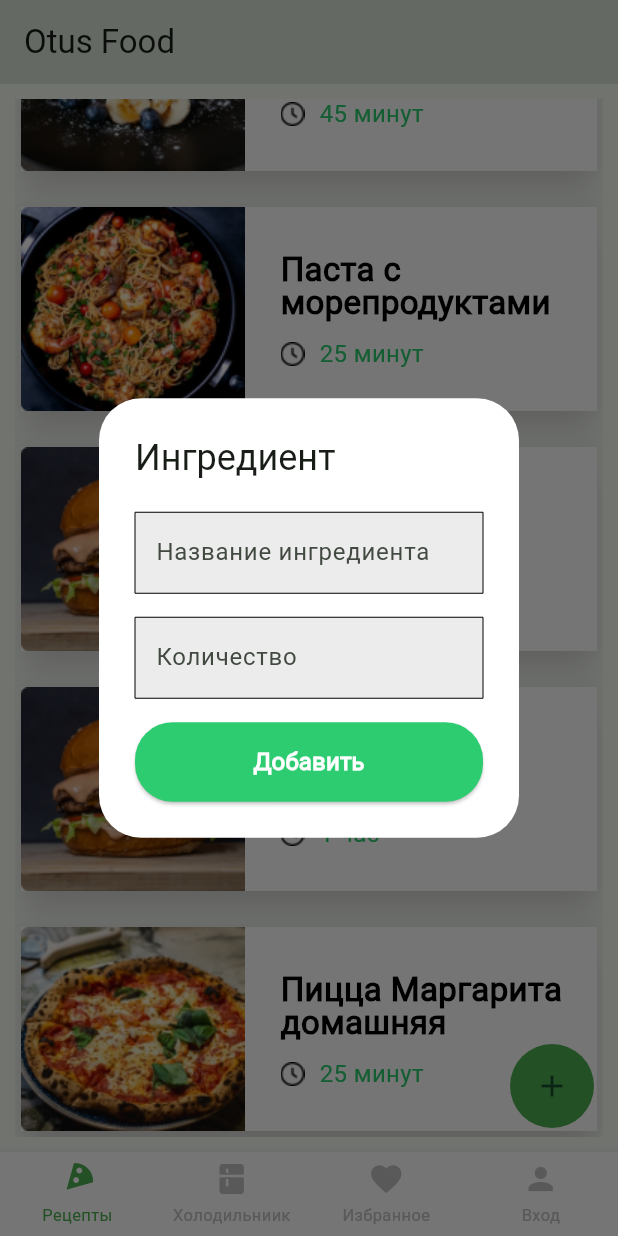
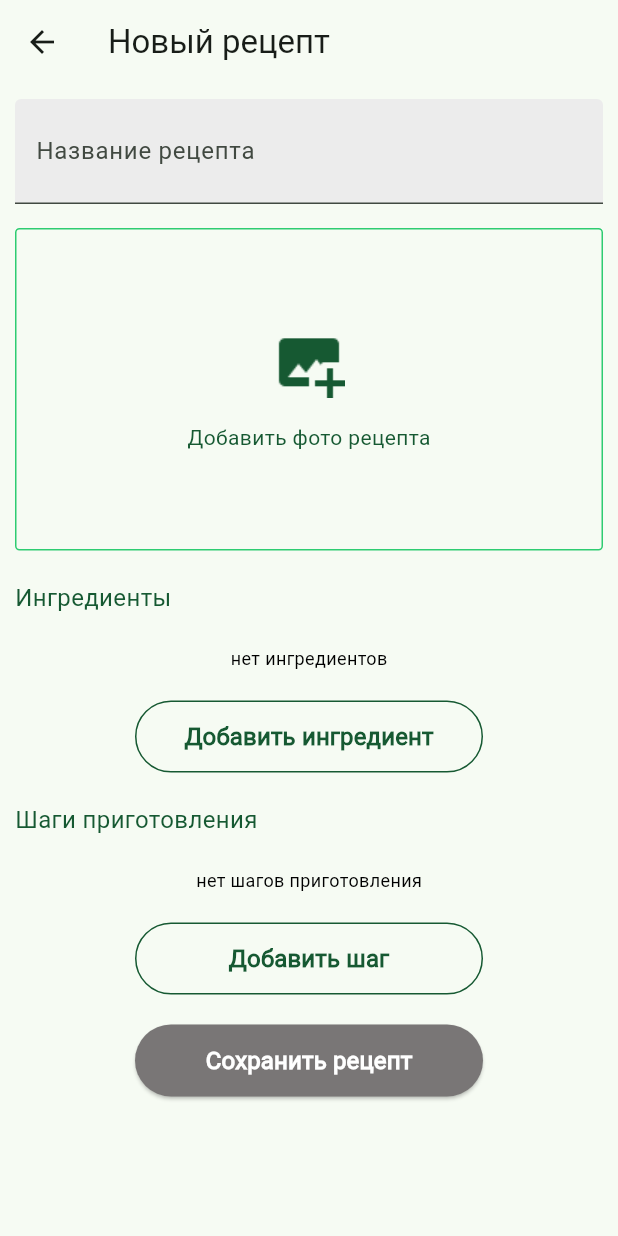
Before and after one commit to Komiljon/otus_food, a Flutter app: the screen it shows after launch, scrolled down 576 dp, after a tap on the "add" icon, on a phone screen of 412 x 824 dp. Run offline on Flutter 3.47's test engine with Material 3 defaults, Android fonts, the phone set to English and light mode, and no system bars.

Commit message:
13.10.24

```diff
--- a/lib/main.dart
+++ b/lib/main.dart
@@ -1,4 +1,5 @@
 import 'package:flutter/material.dart';
+import 'pages/add_new_recept.dart';
 import 'pages/auth.dart';
 import 'pages/food_detail.dart';
 import 'pages/food_list.dart';
@@ -27,6 +28,7 @@ class MyApp extends StatelessWidget {
           '/': (context) => const FoodListScreen(),
           '/food': (context) => const FoodDetail(id: 0),
           '/auth': (context) => const LoginRegister(),
+          '/addnewrecept': (context) => const AddNewRecept(),
         });
   }
 }
--- /dev/null
+++ b/lib/pages/add_new_recept.dart
@@ -0,0 +1,406 @@
+import 'package:flutter/material.dart';
+
+class AddNewRecept extends StatefulWidget {
+  const AddNewRecept({super.key});
+
+  @override
+  State<AddNewRecept> createState() => _AddNewReceptState();
+}
+
+class _AddNewReceptState extends State<AddNewRecept> {
+  final receptFormKey = GlobalKey<FormState>();
+  var textControllerReceptName = TextEditingController();
+
+  @override
+  Widget build(BuildContext context) {
+    return Scaffold(
+      appBar: AppBar(
+        title: const Text('Новый рецепт'),
+      ),
+      body: SingleChildScrollView(
+        child: Center(
+          child: Padding(
+            padding: const EdgeInsets.all(10.0),
+            child: Form(
+              key: receptFormKey,
+              child: Column(
+                children: [
+                  TextFormField(
+                    decoration: const InputDecoration(
+                      hintText: '',
+                      labelText: 'Название рецепта',
+                      filled: true,
+                      fillColor: Color.fromRGBO(236, 236, 236, 1),
+                      contentPadding: EdgeInsets.symmetric(vertical: 15.0, horizontal: 10.0),
+                      isDense: true,
+                    ),
+                    controller: textControllerReceptName,
+                    onSaved: (value) {
+                      textControllerReceptName.text = value ?? '';
+                    },
+                  ),
+                  const SizedBox(height: 16),
+                  Container(
+                    width: double.infinity,
+                    height: 215,
+                    decoration: BoxDecoration(
+                      border: Border.all(
+                        width: 1,
+                        color: const Color.fromRGBO(46, 204, 113, 1),
+                      ),
+                      borderRadius: BorderRadius.circular(3),
+                    ),
+                    child: const Center(
+                      child: Column(
+                        mainAxisAlignment: MainAxisAlignment.center,
+                        crossAxisAlignment: CrossAxisAlignment.center,
+                        mainAxisSize: MainAxisSize.max,
+                        children: [
+                          Image(
+                            image: AssetImage('assets/icons/photo.png'),
+                            width: 48,
+                            height: 48,
+                            fit: BoxFit.cover,
+                          ),
+                          SizedBox(height: 16),
+                          Text(
+                            "Добавить фото рецепта",
+                            style: TextStyle(fontSize: 14, color: Color.fromRGBO(22, 89, 50, 1)),
+                          ),
+                        ],
+                      ),
+                    ),
+                  ),
+                  const SizedBox(height: 20),
+                  const Row(
+                    mainAxisAlignment: MainAxisAlignment.start,
+                    crossAxisAlignment: CrossAxisAlignment.center,
+                    mainAxisSize: MainAxisSize.max,
+                    children: [
+                      Expanded(
+                        child: Text(
+                          'Ингредиенты',
+                          style: TextStyle(fontSize: 16, fontWeight: FontWeight.w500, color: Color.fromRGBO(22, 89, 50, 1)),
+                          maxLines: 1,
+                          overflow: TextOverflow.ellipsis,
+                        ),
+                      ),
+                    ],
+                  ),
+                  const SizedBox(height: 20),
+                  const Text(
+                    'нет ингредиентов',
+                    style: TextStyle(fontSize: 12, color: Color.fromRGBO(0, 0, 0, 1)),
+                    maxLines: 1,
+                    overflow: TextOverflow.ellipsis,
+                  ),
+                  const SizedBox(height: 20),
+                  SizedBox(
+                    width: 232,
+                    height: 48,
+                    child: OutlinedButton(
+                      onPressed: () {
+                        setState(() {
+                          _dialogIngredientBuilder(context);
+                        });
+                      },
+                      style: OutlinedButton.styleFrom(
+                        padding: const EdgeInsets.symmetric(horizontal: 10, vertical: 10),
+                        maximumSize: const Size(232, 48),
+                        shape: RoundedRectangleBorder(
+                          borderRadius: BorderRadius.circular(25.0),
+                        ),
+                        side: const BorderSide(width: 1.0, color: Color.fromRGBO(22, 89, 50, 1)),
+                      ),
+                      child: const Text(
+                        "Добавить ингредиент",
+                        style: TextStyle(fontSize: 16, fontWeight: FontWeight.w700, color: Color.fromRGBO(22, 89, 50, 1)),
+                      ),
+                    ),
+                  ),
+                  const SizedBox(height: 20),
+                  const Row(
+                    mainAxisAlignment: MainAxisAlignment.start,
+                    crossAxisAlignment: CrossAxisAlignment.center,
+                    mainAxisSize: MainAxisSize.max,
+                    children: [
+                      Expanded(
+                        child: Text(
+                          'Шаги приготовления',
+                          style: TextStyle(fontSize: 16, fontWeight: FontWeight.w500, color: Color.fromRGBO(22, 89, 50, 1)),
+                          maxLines: 1,
+                          overflow: TextOverflow.ellipsis,
+                        ),
+                      ),
+                    ],
+                  ),
+                  const SizedBox(height: 20),
+                  const Text(
+                    'нет шагов приготовления',
+                    style: TextStyle(fontSize: 12, color: Color.fromRGBO(0, 0, 0, 1)),
+                    maxLines: 1,
+                    overflow: TextOverflow.ellipsis,
+                  ),
+                  const SizedBox(height: 20),
+                  SizedBox(
+                    width: 232,
+                    height: 48,
+                    child: OutlinedButton(
+                      onPressed: () {
+                        setState(() {
+                          _dialogRecepStepBuilder(context);
+                        });
+                      },
+                      style: OutlinedButton.styleFrom(
+                        padding: const EdgeInsets.symmetric(horizontal: 10, vertical: 10),
+                        maximumSize: const Size(232, 48),
+                        shape: RoundedRectangleBorder(
+                          borderRadius: BorderRadius.circular(25.0),
+                        ),
+                        side: const BorderSide(width: 1.0, color: Color.fromRGBO(22, 89, 50, 1)),
+                      ),
+                      child: const Text(
+                        "Добавить шаг",
+                        style: TextStyle(fontSize: 16, fontWeight: FontWeight.w700, color: Color.fromRGBO(22, 89, 50, 1)),
+                      ),
+                    ),
+                  ),
+                  const SizedBox(
+                    height: 20,
+                  ),
+                  SizedBox(
+                    width: 232,
+                    height: 48,
+                    child: ElevatedButton(
+                      onPressed: () {},
+                      style: ElevatedButton.styleFrom(
+                          padding: const EdgeInsets.symmetric(horizontal: 10, vertical: 10),
+                          minimumSize: const Size(232, 48),
+                          shape: RoundedRectangleBorder(
+                            borderRadius: BorderRadius.circular(25.0),
+                          ),
+                          backgroundColor: const Color.fromRGBO(121, 118, 118, 1)),
+                      child: const Text(
+                        'Сохранить рецепт',
+                        style: TextStyle(fontSize: 16, fontWeight: FontWeight.w700, color: Colors.white),
+                      ),
+                    ),
+                  ),
+                ],
+              ),
+            ),
+          ),
+        ),
+      ),
+    );
+  }
+}
+
+Future<void> _dialogIngredientBuilder(BuildContext context) {
+  return showDialog(
+    context: context,
+    builder: (context) {
+      return StatefulBuilder(
+        builder: (context, setState) {
+          final formKey = GlobalKey<FormState>();
+          var textControllerIngrName = TextEditingController();
+          var textControllerIngrCount = TextEditingController();
+          return AlertDialog(
+            title: const Text('Ингредиент'),
+            shape: const RoundedRectangleBorder(borderRadius: BorderRadius.all(Radius.circular(0.0))),
+            contentPadding: const EdgeInsets.all(0.0),
+            backgroundColor: Colors.white,
+            actions: <Widget>[
+              Form(
+                key: formKey,
+                child: Column(
+                  children: [
+                    TextFormField(
+                      decoration: const InputDecoration(
+                        hintText: '',
+                        labelText: 'Название ингредиента',
+                        filled: true,
+                        fillColor: Color.fromRGBO(236, 236, 236, 1),
+                        contentPadding: EdgeInsets.symmetric(vertical: 15.0, horizontal: 10.0),
+                        isDense: true,
+                      ),
+                      controller: textControllerIngrName,
+                      onSaved: (value) {
+                        textControllerIngrName.text = value ?? '';
+                      },
+                    ),
+                  ],
+                ),
+              ),
+              const SizedBox(
+                height: 16,
+              ),
+              TextFormField(
+                decoration: const InputDecoration(
+                  hintText: '',
+                  labelText: 'Количество',
+                  filled: true,
+                  fillColor: Color.fromRGBO(236, 236, 236, 1),
+                  contentPadding: EdgeInsets.symmetric(vertical: 15.0, horizontal: 10.0),
+                  isDense: true,
+                ),
+                controller: textControllerIngrCount,
+                onSaved: (value) {
+                  textControllerIngrCount.text = value ?? '';
+                },
+              ),
+              const SizedBox(height: 60),
+              Container(
+                width: double.infinity,
+                padding: const EdgeInsets.symmetric(vertical: 0, horizontal: 0.0),
+                child: ElevatedButton(
+                  onPressed: () {},
+                  style: ElevatedButton.styleFrom(
+                      padding: const EdgeInsets.symmetric(horizontal: 10, vertical: 15),
+                      minimumSize: const Size(232, 48),
+                      shape: RoundedRectangleBorder(
+                        borderRadius: BorderRadius.circular(25.0),
+                      ),
+                      backgroundColor: const Color.fromRGBO(46, 204, 113, 1)),
+                  child: const Text(
+                    'Добавить',
+                    style: TextStyle(fontSize: 16, fontWeight: FontWeight.w700, color: Colors.white),
+                  ),
+                ),
+              ),
+            ],
+          );
+        },
+      );
+    },
+  );
+}
+
+Future<void> _dialogRecepStepBuilder(BuildContext context) {
+  return showDialog(
+    context: context,
+    builder: (context) {
+      return StatefulBuilder(
+        builder: (context, setState) {
+          final formKey = GlobalKey<FormState>();
+          var textControllerStepDesc = TextEditingController();
+          var textControllerStepMinute = TextEditingController();
+          var textControllerStepSecund = TextEditingController();
+          return AlertDialog(
+            title: const Text('Шаг рецепта'),
+            backgroundColor: Colors.white,
+            shape: const RoundedRectangleBorder(borderRadius: BorderRadius.all(Radius.circular(0.0))),
+            contentPadding: const EdgeInsets.all(0.0),
+            actions: <Widget>[
+              Form(
+                key: formKey,
+                child: Column(
+                  children: [
+                    TextFormField(
+                      decoration: const InputDecoration(
+                        hintText: '',
+                        labelText: 'Описание шага',
+                        filled: true,
+                        fillColor: Color.fromRGBO(236, 236, 236, 1),
+                        contentPadding: EdgeInsets.symmetric(vertical: 15.0, horizontal: 10.0),
+                        isDense: true,
+                      ),
+                      maxLines: 10,
+                      minLines: 4,
+                      controller: textControllerStepDesc,
+                      onSaved: (value) {
+                        textControllerStepDesc.text = value ?? '';
+                      },
+                    ),
+                  ],
+                ),
+              ),
+              const SizedBox(
+                height: 16,
+              ),
+              const Row(
+                mainAxisAlignment: MainAxisAlignment.start,
+                crossAxisAlignment: CrossAxisAlignment.center,
+                mainAxisSize: MainAxisSize.max,
+                children: [
+                  Text(
+                    'Длительность шага',
+                    style: TextStyle(fontSize: 10, color: Color.fromRGBO(0, 0, 0, 1)),
+                    maxLines: 1,
+                    overflow: TextOverflow.ellipsis,
+                  ),
+                ],
+              ),
+              const SizedBox(
+                height: 16,
+              ),
+              Row(
+                mainAxisAlignment: MainAxisAlignment.spaceBetween,
+                crossAxisAlignment: CrossAxisAlignment.center,
+                mainAxisSize: MainAxisSize.max,
+                children: [
+                  Expanded(
+                    child: TextFormField(
+                      decoration: const InputDecoration(
+                        hintText: '',
+                        labelText: 'Минуты',
+                        filled: true,
+                        fillColor: Color.fromRGBO(236, 236, 236, 1),
+                        contentPadding: EdgeInsets.symmetric(vertical: 15.0, horizontal: 10.0),
+                        isDense: true,
+                      ),
+                      maxLines: 1,
+                      controller: textControllerStepMinute,
+                      onSaved: (value) {
+                        textControllerStepMinute.text = value ?? '';
+                      },
+                    ),
+                  ),
+                  const SizedBox(
+                    width: 16,
+                  ),
+                  Expanded(
+                    child: TextFormField(
+                      decoration: const InputDecoration(
+                        hintText: '',
+                        labelText: 'Секунды',
+                        filled: true,
+                        fillColor: Color.fromRGBO(236, 236, 236, 1),
+                        contentPadding: EdgeInsets.symmetric(vertical: 15.0, horizontal: 10.0),
+                        isDense: true,
+                      ),
+                      maxLines: 1,
+                      controller: textControllerStepSecund,
+                      onSaved: (value) {
+                        textControllerStepSecund.text = value ?? '';
+                      },
+                    ),
+                  ),
+                ],
+              ),
+              const SizedBox(height: 60),
+              Container(
+                width: double.infinity,
+                padding: const EdgeInsets.symmetric(vertical: 0, horizontal: 0.0),
+                child: ElevatedButton(
+                  onPressed: () {},
+                  style: ElevatedButton.styleFrom(
+                      padding: const EdgeInsets.symmetric(horizontal: 10, vertical: 15),
+                      minimumSize: const Size(232, 48),
+                      shape: RoundedRectangleBorder(
+                        borderRadius: BorderRadius.circular(25.0),
+                      ),
+                      backgroundColor: const Color.fromRGBO(46, 204, 113, 1)),
+                  child: const Text(
+                    'Добавить',
+                    style: TextStyle(fontSize: 16, fontWeight: FontWeight.w700, color: Colors.white),
+                  ),
+                ),
+              ),
+            ],
+          );
+        },
+      );
+    },
+  );
+}
--- a/lib/pages/food_list.dart
+++ b/lib/pages/food_list.dart
@@ -58,7 +58,7 @@ class _FoodListScreenState extends State<FoodListScreen> {
         backgroundColor: Colors.green,
         elevation: 0,
         onPressed: () {
-          _dialogBuilder(context);
+          Navigator.pushNamedAndRemoveUntil(context, '/addnewrecept', (route) => true);
         },
         child: const Icon(Icons.add),
       ),
@@ -66,107 +66,3 @@ class _FoodListScreenState extends State<FoodListScreen> {
     );
   }
 }
-
-Future<void> _dialogBuilder(BuildContext context) {
-  return showDialog<void>(
-    context: context,
-    builder: (BuildContext context) {
-      final formKey = GlobalKey<FormState>();
-      var textControllerIngrName = TextEditingController();
-      var textControllerIngrCount = TextEditingController();
-      return AlertDialog(
-        title: const Text('Ингредиент'),
-        backgroundColor: Colors.white,
-        actions: <Widget>[
-          Form(
-            key: formKey,
-            child: Column(
-              children: [
-                TextFormField(
-                  decoration: InputDecoration(
-                    hintText: '',
-                    labelText: 'Название ингредиента',
-                    floatingLabelBehavior: FloatingLabelBehavior.never,
-                    enabledBorder: OutlineInputBorder(
-                      borderSide: const BorderSide(width: 0),
-                      borderRadius: BorderRadius.circular(0.0),
-                    ),
-                    disabledBorder: OutlineInputBorder(
-                      borderSide: const BorderSide(width: 0),
-                      borderRadius: BorderRadius.circular(0.0),
-                    ),
-                    focusedBorder: OutlineInputBorder(
-                      borderSide: const BorderSide(
-                        width: 0,
-                      ),
-                      borderRadius: BorderRadius.circular(0.0),
-                    ),
-                    filled: true,
-                    fillColor: const Color.fromRGBO(236, 236, 236, 1),
-                    contentPadding: const EdgeInsets.symmetric(vertical: 15.0, horizontal: 10.0),
-                    isDense: true,
-                  ),
-                  controller: textControllerIngrName,
-                  onSaved: (value) {
-                    textControllerIngrName.text = value ?? '';
-                  },
-                ),
-              ],
-            ),
-          ),
-          const SizedBox(
-            height: 16,
-          ),
-          TextFormField(
-            decoration: InputDecoration(
-              hintText: '',
-              labelText: 'Количество',
-              floatingLabelBehavior: FloatingLabelBehavior.never,
-              enabledBorder: OutlineInputBorder(
-                borderSide: const BorderSide(width: 0),
-                borderRadius: BorderRadius.circular(0.0),
-              ),
-              disabledBorder: OutlineInputBorder(
-                borderSide: const BorderSide(width: 0),
-                borderRadius: BorderRadius.circular(0.0),
-              ),
-              focusedBorder: OutlineInputBorder(
-                borderSide: const BorderSide(
-                  width: 0,
-                ),
-                borderRadius: BorderRadius.circular(0.0),
-              ),
-              filled: true,
-              fillColor: const Color.fromRGBO(236, 236, 236, 1),
-              contentPadding: const EdgeInsets.symmetric(vertical: 15.0, horizontal: 10.0),
-              isDense: true,
-            ),
-            controller: textControllerIngrCount,
-            onSaved: (value) {
-              textControllerIngrCount.text = value ?? '';
-            },
-          ),
-          const SizedBox(height: 16),
-          Container(
-            width: double.infinity,
-            padding: const EdgeInsets.symmetric(vertical: 0, horizontal: 0.0),
-            child: ElevatedButton(
-              onPressed: () {},
-              style: ElevatedButton.styleFrom(
-                  padding: const EdgeInsets.symmetric(horizontal: 10, vertical: 15),
-                  minimumSize: const Size(130, 45),
-                  shape: RoundedRectangleBorder(
-                    borderRadius: BorderRadius.circular(25.0),
-                  ),
-                  backgroundColor: const Color.fromRGBO(46, 204, 113, 1)),
-              child: const Text(
-                'Добавить',
-                style: TextStyle(fontSize: 16, fontWeight: FontWeight.w700, color: Colors.white),
-              ),
-            ),
-          ),
-        ],
-      );
-    },
-  );
-}
```
Also changed, not shown: assets/icons/photo.png (added).
